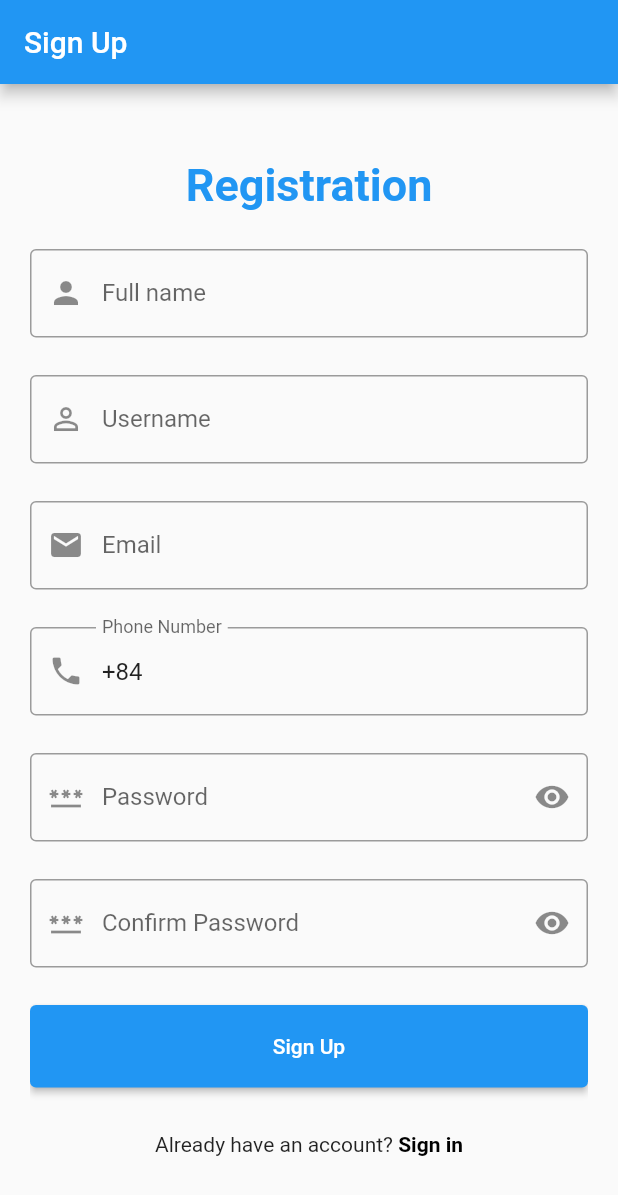
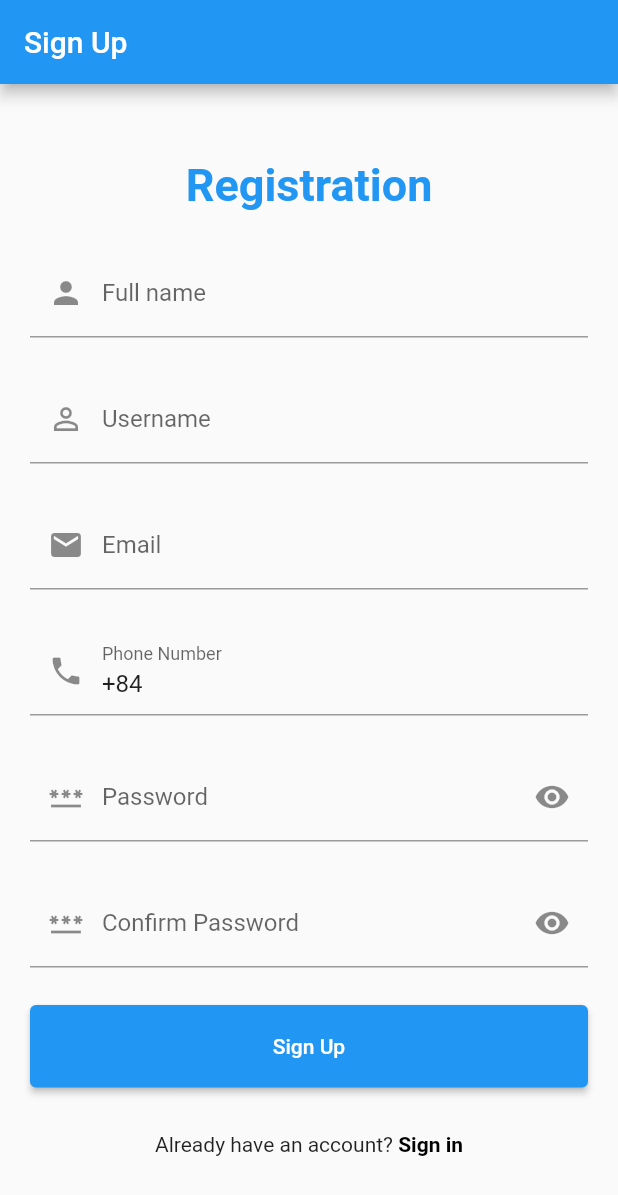
Before and after one commit to Chanh85/airline_book_tickets_app, a Flutter app: the screen it shows after launch, after a tap on "Login", after a tap on "Register here", on a phone screen of 412 x 824 dp. Shown: the top 1195 px of the screen. Run offline on Flutter 3.47's test engine with Material 2 defaults, Android fonts, the phone set to English and light mode, and no system bars; our stand-ins replace awesome_snackbar_content, email_validator, firebase_auth, firebase_core, fluentui_icons, gap and 1 more; accounts and stored records are empty.

Commit message:
Complete sign up and login with email and password

```diff
--- a/lib/screens_authenticate/register_screen.dart
+++ b/lib/screens_authenticate/register_screen.dart
@@ -1,3 +1,4 @@
+import 'package:awesome_snackbar_content/awesome_snackbar_content.dart';
 import 'package:email_validator/email_validator.dart';
 import 'package:flutter/material.dart';
 
@@ -15,38 +16,43 @@ class _RegisterScreenState extends State<RegisterScreen> {
   bool _isObscure = true;
   bool _isObscureConfirm = true;
   String _passwordValue = '';
-  String error = '';
   final AuthService _auth = AuthService();
 
   var _key = GlobalKey<FormState>();
 
-  late FocusNode myFocusNode;
-
-  @override
-  void initState() {
-    super.initState();
-    myFocusNode = FocusNode();
-  }
 
   void _handleSubmit() async {
     if (_key.currentState?.validate() ?? false) {
       _key.currentState?.save();
       dynamic result = await _auth.register(email, password);
-      if(result == null)
-        {
-          setState(() {
-            error = 'Email is not valid, please re-enter';
-          });
-        }
-      else if(result == '$email is already in use'){
-        setState(() {
-          error = '$email is already in use';
-        });
+      if(result == '$email is already in use'){
+        final snackBar = SnackBar(
+            elevation: 0,
+            behavior: SnackBarBehavior.floating,
+            backgroundColor: Colors.transparent,
+            content: AwesomeSnackbarContent(
+                title: 'Error!',
+                message: "$email is already in use, please use a different email!",
+                contentType: ContentType.failure));
+        ScaffoldMessenger.of(context)
+          ..hideCurrentSnackBar()
+          ..showSnackBar(snackBar);
       }
       _key.currentState?.reset();
-      myFocusNode.requestFocus();
+      FocusManager.instance.primaryFocus?.unfocus();
 
     } else {
+      final snackBar = SnackBar(
+          elevation: 0,
+          behavior: SnackBarBehavior.floating,
+          backgroundColor: Colors.transparent,
+          content: AwesomeSnackbarContent(
+              title: 'Error!',
+              message: "Invalid form",
+              contentType: ContentType.failure));
+      ScaffoldMessenger.of(context)
+        ..hideCurrentSnackBar()
+        ..showSnackBar(snackBar);
       print('Invalid form');
     }
   }
@@ -87,7 +93,6 @@ class _RegisterScreenState extends State<RegisterScreen> {
                 TextFormField(
                   initialValue: fullname,
                   autovalidateMode: AutovalidateMode.onUserInteraction,
-                  focusNode: myFocusNode,
                   onSaved: (v) {
                     fullname = v ?? '';
                   },
@@ -101,7 +106,6 @@ class _RegisterScreenState extends State<RegisterScreen> {
                   decoration: InputDecoration(
                     labelText: "Full name",
                     hintText: "Your full name",
-                    border: OutlineInputBorder(),
                     prefixIcon: Icon(Icons.person),
                   ),
                 ),
@@ -124,7 +128,6 @@ class _RegisterScreenState extends State<RegisterScreen> {
                   decoration: InputDecoration(
                     labelText: "Username",
                     hintText: "Your username",
-                    border: OutlineInputBorder(),
                     prefixIcon: Icon(Icons.person_outline),
                   ),
                 ),
@@ -150,7 +153,6 @@ class _RegisterScreenState extends State<RegisterScreen> {
                   decoration: InputDecoration(
                     labelText: "Email",
                     hintText: "Your email",
-                    border: OutlineInputBorder(),
                     prefixIcon: Icon(Icons.email),
                   ),
                 ),
@@ -173,7 +175,6 @@ class _RegisterScreenState extends State<RegisterScreen> {
                   decoration: InputDecoration(
                     labelText: "Phone Number",
                     hintText: "Your phone number",
-                    border: OutlineInputBorder(),
                     prefixIcon: Icon(Icons.phone),
                   ),
                 ),
@@ -211,7 +212,6 @@ class _RegisterScreenState extends State<RegisterScreen> {
                   decoration: InputDecoration(
                     labelText: "Password",
                     hintText: "Password",
-                    border: OutlineInputBorder(),
                     prefixIcon: Icon(Icons.password),
                     suffixIcon: IconButton(
                         onPressed: () {
@@ -247,7 +247,6 @@ class _RegisterScreenState extends State<RegisterScreen> {
                   decoration: InputDecoration(
                     labelText: "Confirm Password",
                     hintText: "Confirm Password",
-                    border: OutlineInputBorder(),
                     prefixIcon: Icon(Icons.password),
                     suffixIcon: IconButton(
                         onPressed: () {
@@ -292,13 +291,6 @@ class _RegisterScreenState extends State<RegisterScreen> {
                     ]
                   )
                 ),
-                SizedBox(
-                  height: 30,
-                ),
-                Text(
-                  error,
-                  style: TextStyle(color: Colors.red, fontSize: 14.0),
-                )
               ],
             ),
           ),
--- a/lib/screens_authenticate/signIn.dart
+++ b/lib/screens_authenticate/signIn.dart
@@ -1,7 +1,8 @@
+import 'package:awesome_snackbar_content/awesome_snackbar_content.dart';
 import 'package:book_tickets_app/screens_authenticate/signInAnon.dart';
 import 'package:flutter/material.dart';
-import 'register_screen.dart';
 import 'package:email_validator/email_validator.dart';
+import '../services/auth.dart';
 
 class LoginScreen extends StatefulWidget {
   final Function togggleView;
@@ -15,28 +16,54 @@ class _LoginScreenState extends State<LoginScreen> {
   bool _isObscure = true;
   String _errorMessage = '';
   var _key = GlobalKey<FormState>();
-
-  late FocusNode myFocusNode;
-
-  @override
-  void initState() {
-    super.initState();
-    myFocusNode = FocusNode();
-  }
+  final AuthService _auth = AuthService();
 
   void _handleSubmit() async {
     if (_key.currentState?.validate() ?? false) {
       _key.currentState?.save();
       _key.currentState?.reset();
-      myFocusNode.requestFocus();
 
-      try {
-
-      } catch (e) {
-
+      dynamic result = await _auth.signIn(email, password);
+      if(result == 'wrongpass'){
+        final snackBar = SnackBar(
+            elevation: 0,
+            behavior: SnackBarBehavior.floating,
+            backgroundColor: Colors.transparent,
+            content: AwesomeSnackbarContent(
+                title: 'Error!',
+                message: "Wrong password, please check again!",
+                contentType: ContentType.failure));
+        ScaffoldMessenger.of(context)
+          ..hideCurrentSnackBar()
+          ..showSnackBar(snackBar);
       }
+      else if(result == 'usernotfound'){
+        final snackBar = SnackBar(
+            elevation: 0,
+            behavior: SnackBarBehavior.floating,
+            backgroundColor: Colors.transparent,
+            content: AwesomeSnackbarContent(
+                title: 'Error!',
+                message: "$email is not registered, please sign up and try again!",
+                contentType: ContentType.failure));
+        ScaffoldMessenger.of(context)
+          ..hideCurrentSnackBar()
+          ..showSnackBar(snackBar);
+      }
+      _key.currentState?.reset();
+      FocusManager.instance.primaryFocus?.unfocus();
     } else {
-      print('Invalid form');
+      final snackBar = SnackBar(
+          elevation: 0,
+          behavior: SnackBarBehavior.floating,
+          backgroundColor: Colors.transparent,
+          content: AwesomeSnackbarContent(
+              title: 'Error!',
+              message: "Invalid form",
+              contentType: ContentType.failure));
+      ScaffoldMessenger.of(context)
+        ..hideCurrentSnackBar()
+        ..showSnackBar(snackBar);
     }
   }
 
@@ -71,7 +98,6 @@ class _LoginScreenState extends State<LoginScreen> {
                 ),
                 TextFormField(
                   autovalidateMode: AutovalidateMode.onUserInteraction,
-                  focusNode: myFocusNode,
                   onSaved: (v) {
                     email = v ?? '';
                   },
@@ -89,7 +115,6 @@ class _LoginScreenState extends State<LoginScreen> {
                   decoration: InputDecoration(
                     labelText: "Email",
                     hintText: "Your email",
-                    border: OutlineInputBorder(),
                     prefixIcon: Icon(Icons.email),
                   ),
                 ),
@@ -121,7 +146,6 @@ class _LoginScreenState extends State<LoginScreen> {
                   decoration: InputDecoration(
                     labelText: "Password",
                     hintText: "Password",
-                    border: OutlineInputBorder(),
                     prefixIcon: Icon(Icons.password),
                     suffixIcon: IconButton(
                         onPressed: () {
@@ -197,7 +221,7 @@ class _LoginScreenState extends State<LoginScreen> {
                   style: TextStyle(
                     color: Colors.black,
                   ),
-                ),
+                )
               ],
             ),
           ),
--- /dev/null
+++ b/lib/shared/customsnackbar.dart
@@ -0,0 +1,11 @@
+import 'package:flutter/material.dart';
+import 'package:awesome_snackbar_content/awesome_snackbar_content.dart';
+
+final snackBar = SnackBar(
+  elevation: 0,
+    behavior: SnackBarBehavior.floating,
+    backgroundColor: Colors.transparent,
+    content: AwesomeSnackbarContent(
+        title: 'Error!',
+        message: "",
+        contentType: ContentType.failure));
--- a/pubspec.yaml
+++ b/pubspec.yaml
@@ -34,6 +34,7 @@ dependencies:
   firebase_core: ^2.13.1
   provider: ^6.0.5
   email_validator: '^2.1.16'
+  awesome_snackbar_content: ^0.1.3
   flutter:
     sdk: flutter
 
```
Also changed, not shown: lib/services/auth.dart (+18 -0 lines), pubspec.lock.
